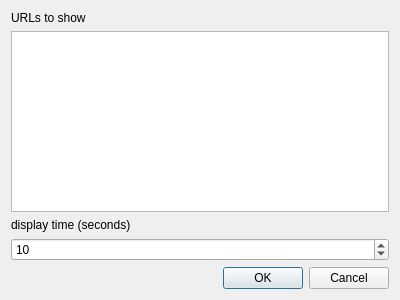
Qt form walldisplaysettings.ui (mattthias/wall-display) before a commit.
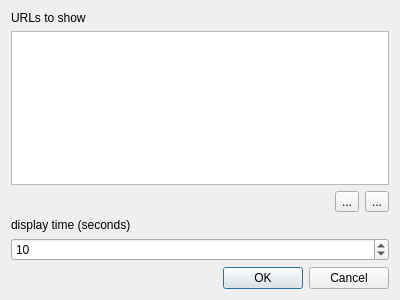
The same form after that commit. Icons and pictures are not drawn.

The edit to the form file:
```diff
--- a/walldisplaysettings.ui
+++ b/walldisplaysettings.ui
@@ -24,6 +24,45 @@
    <item>
     <widget class="QListWidget" name="listWidget"/>
    </item>
+   <item>
+    <layout class="QHBoxLayout" name="horizontalLayout">
+     <item>
+      <spacer name="horizontalSpacer">
+       <property name="orientation">
+        <enum>Qt::Horizontal</enum>
+       </property>
+       <property name="sizeHint" stdset="0">
+        <size>
+         <width>40</width>
+         <height>20</height>
+        </size>
+       </property>
+      </spacer>
+     </item>
+     <item>
+      <widget class="QToolButton" name="removeUrl">
+       <property name="text">
+        <string>...</string>
+       </property>
+       <property name="icon">
+        <iconset resource="resources.qrc">
+         <normaloff>:/toolbar/minus.svg</normaloff>:/toolbar/minus.svg</iconset>
+       </property>
+      </widget>
+     </item>
+     <item alignment="Qt::AlignRight">
+      <widget class="QToolButton" name="addUrl">
+       <property name="text">
+        <string>...</string>
+       </property>
+       <property name="icon">
+        <iconset resource="resources.qrc">
+         <normaloff>:/toolbar/plus.svg</normaloff>:/toolbar/plus.svg</iconset>
+       </property>
+      </widget>
+     </item>
+    </layout>
+   </item>
    <item>
     <widget class="QLabel" name="label_2">
      <property name="text">
```
Left out of the diff: 4 changed lines with no effect on the pictures.
